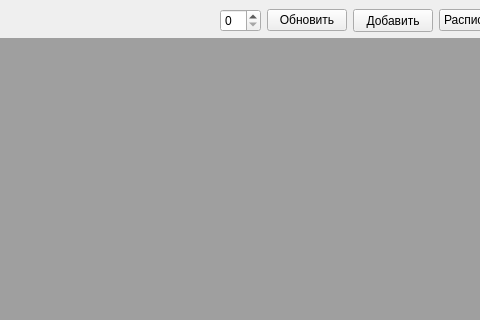
First picture: the form in mainwindow.ui, repository Revvas/ScheduleCreator, before the edit; both pictures show x 213 to 693 and y 0 to 320 of the 858 by 682 pixel window.
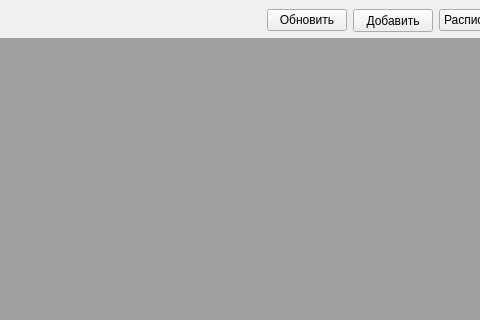
Second picture: the form after the edit.

The edit to the form file:
```diff
--- a/mainwindow.ui
+++ b/mainwindow.ui
@@ -118,9 +118,6 @@
       </property>
      </widget>
     </item>
-    <item row="0" column="1">
-     <widget class="QSpinBox" name="spinBox"/>
-    </item>
    </layout>
   </widget>
  </widget>
```
Left out of the diff: 20 changed lines with no effect on the pictures.
